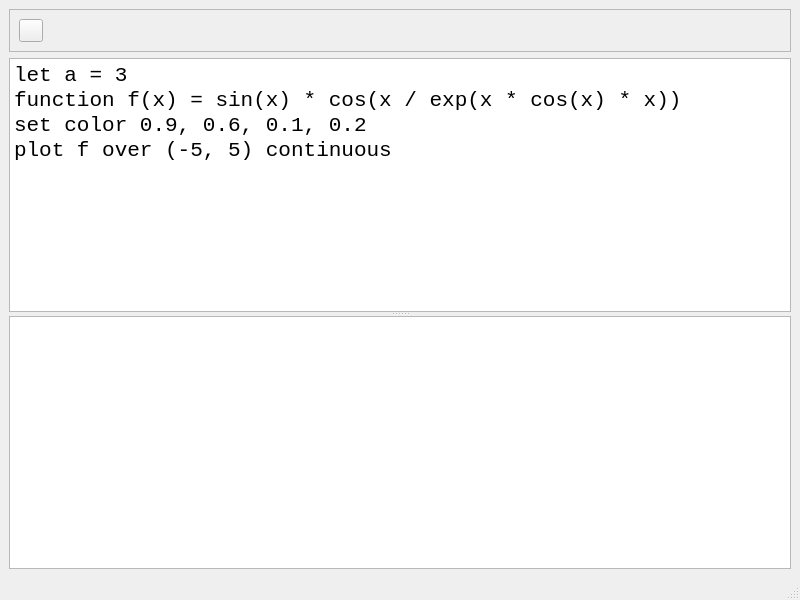
Qt form MainWindow.ui (fritzone/funkplot) before a commit.
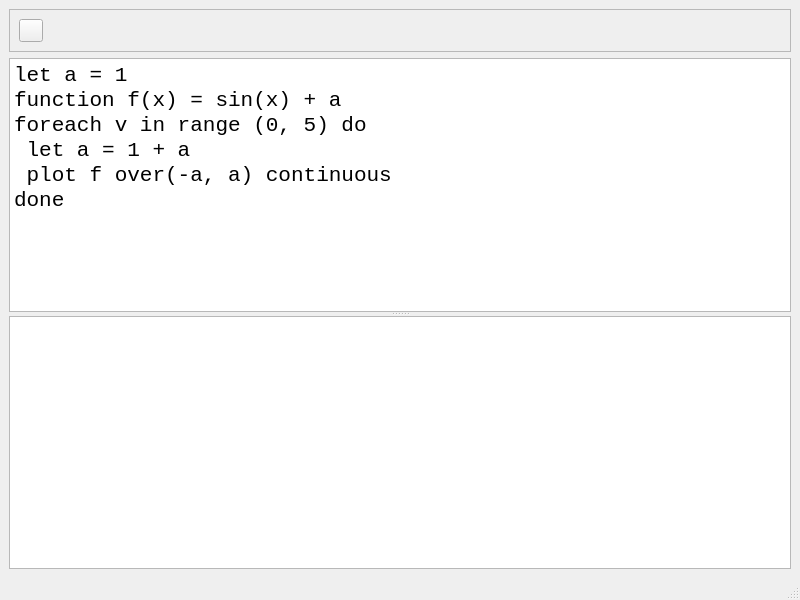
The same form after that commit. Icons and pictures are not drawn.

Commit message: hacked together some loop stuff

The edit to the form file:
```diff
--- a/MainWindow.ui
+++ b/MainWindow.ui
@@ -84,10 +84,12 @@
 &lt;html&gt;&lt;head&gt;&lt;meta name=&quot;qrichtext&quot; content=&quot;1&quot; /&gt;&lt;meta charset=&quot;utf-8&quot; /&gt;&lt;style type=&quot;text/css&quot;&gt;
 p, li { white-space: pre-wrap; }
 &lt;/style&gt;&lt;/head&gt;&lt;body style=&quot; font-family:'Courier New'; font-size:16pt; font-weight:400; font-style:normal;&quot;&gt;
-&lt;p style=&quot; margin-top:0px; margin-bottom:0px; margin-left:0px; margin-right:0px; -qt-block-indent:0; text-indent:0px;&quot;&gt;&lt;span style=&quot; font-family:'Ubuntu';&quot;&gt;let a = 3&lt;/span&gt;&lt;/p&gt;
-&lt;p style=&quot; margin-top:0px; margin-bottom:0px; margin-left:0px; margin-right:0px; -qt-block-indent:0; text-indent:0px;&quot;&gt;&lt;span style=&quot; font-family:'Ubuntu';&quot;&gt;function f(x) = sin(x) * cos(x / exp(x * cos(x) * x))&lt;/span&gt;&lt;/p&gt;
-&lt;p style=&quot; margin-top:0px; margin-bottom:0px; margin-left:0px; margin-right:0px; -qt-block-indent:0; text-indent:0px;&quot;&gt;&lt;span style=&quot; font-family:'Ubuntu';&quot;&gt;set color 0.9, 0.6, 0.1, 0.2&lt;/span&gt;&lt;/p&gt;
-&lt;p style=&quot; margin-top:0px; margin-bottom:0px; margin-left:0px; margin-right:0px; -qt-block-indent:0; text-indent:0px;&quot;&gt;&lt;span style=&quot; font-family:'Ubuntu';&quot;&gt;plot f over (-5, 5) continuous&lt;/span&gt;&lt;/p&gt;
+&lt;p style=&quot; margin-top:0px; margin-bottom:0px; margin-left:0px; margin-right:0px; -qt-block-indent:0; text-indent:0px;&quot;&gt;let a = 1&lt;/p&gt;
+&lt;p style=&quot; margin-top:0px; margin-bottom:0px; margin-left:0px; margin-right:0px; -qt-block-indent:0; text-indent:0px;&quot;&gt;&lt;span style=&quot; font-family:'Ubuntu';&quot;&gt;function f(x) = sin(x) + a&lt;/span&gt;&lt;/p&gt;
+&lt;p style=&quot; margin-top:0px; margin-bottom:0px; margin-left:0px; margin-right:0px; -qt-block-indent:0; text-indent:0px;&quot;&gt;&lt;span style=&quot; font-family:'Ubuntu';&quot;&gt;foreach v in range (0, 5) do&lt;/span&gt;&lt;/p&gt;
+&lt;p style=&quot; margin-top:0px; margin-bottom:0px; margin-left:0px; margin-right:0px; -qt-block-indent:0; text-indent:0px;&quot;&gt;&lt;span style=&quot; font-family:'Ubuntu';&quot;&gt; let a = 1 + a&lt;/span&gt;&lt;/p&gt;
+&lt;p style=&quot; margin-top:0px; margin-bottom:0px; margin-left:0px; margin-right:0px; -qt-block-indent:0; text-indent:0px;&quot;&gt;&lt;span style=&quot; font-family:'Ubuntu';&quot;&gt; plot f over(-a, a) continuous&lt;/span&gt;&lt;/p&gt;
+&lt;p style=&quot; margin-top:0px; margin-bottom:0px; margin-left:0px; margin-right:0px; -qt-block-indent:0; text-indent:0px;&quot;&gt;&lt;span style=&quot; font-family:'Ubuntu';&quot;&gt;done&lt;/span&gt;&lt;/p&gt;
 &lt;p style=&quot;-qt-paragraph-type:empty; margin-top:0px; margin-bottom:0px; margin-left:0px; margin-right:0px; -qt-block-indent:0; text-indent:0px; font-family:'Ubuntu';&quot;&gt;&lt;br /&gt;&lt;/p&gt;
 &lt;p style=&quot;-qt-paragraph-type:empty; margin-top:0px; margin-bottom:0px; margin-left:0px; margin-right:0px; -qt-block-indent:0; text-indent:0px; font-family:'Ubuntu';&quot;&gt;&lt;br /&gt;&lt;/p&gt;&lt;/body&gt;&lt;/html&gt;</string>
        </property>
```
The commit also changes 2 other files.
